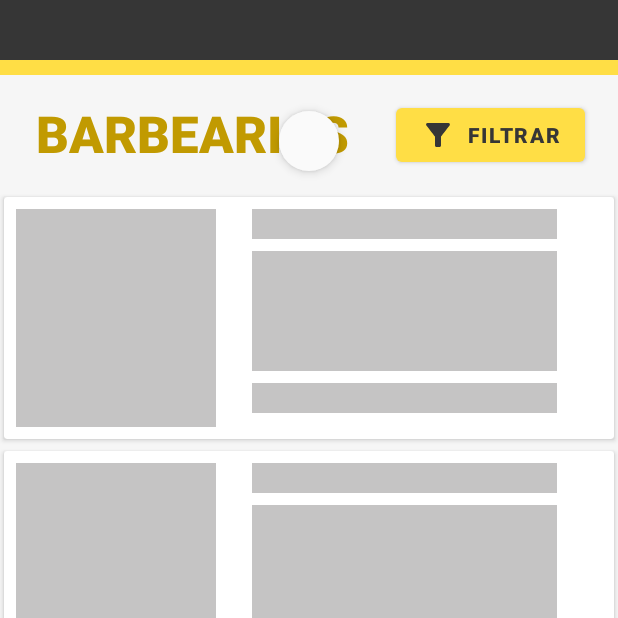
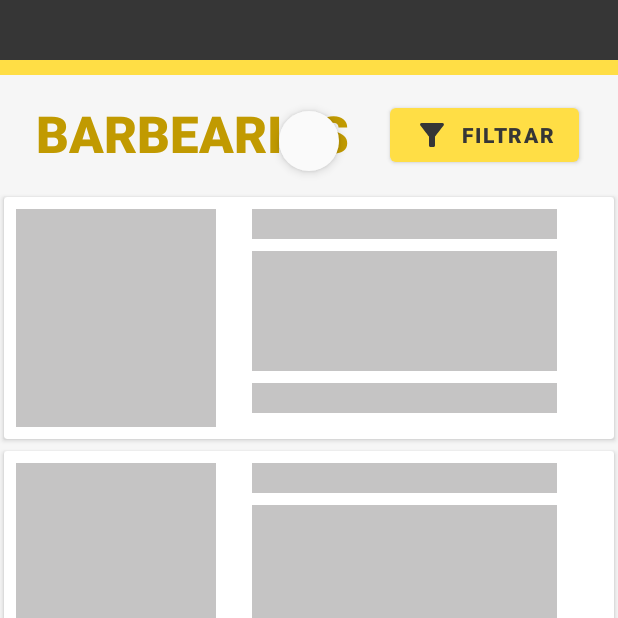
Before and after one commit to GuilhermePCastro/NaRegua_App, an Android app: the screen it shows after launch (MainActivity), on a phone screen of 412 x 824 dp, the top half of it. Run offline under Robolectric (Android 15) with nearby library versions, the phone set to English and light mode, and no system bars; our stand-ins replace Picasso, Shimmer; libraries missing offline, so code that uses them is left out: com.facebook.shimmer; pictures from the network do not load.

Commit message:
AJUSTES DE DESIGNER

```diff
--- a/app/src/main/res/layout/activity_splash.xml
+++ b/app/src/main/res/layout/activity_splash.xml
@@ -9,7 +9,7 @@
 
     <ImageView
         android:id="@+id/imageView"
-        android:layout_width="520dp"
+        android:layout_width="wrap_content"
         android:layout_height="wrap_content"
         app:layout_constraintBottom_toTopOf="@+id/cardView2"
         app:layout_constraintEnd_toEndOf="parent"
--- a/app/src/main/res/layout/fragment_lista_barbearias.xml
+++ b/app/src/main/res/layout/fragment_lista_barbearias.xml
@@ -69,6 +69,7 @@
             android:layout_height="wrap_content"
             android:layout_marginStart="8dp"
             android:layout_marginTop="16dp"
+            android:layout_marginEnd="8dp"
             android:text="Filtrar"
             android:textColor="@color/preto1"
             android:textStyle="bold"
--- a/app/src/main/res/layout/fragment_perfil_barbearia.xml
+++ b/app/src/main/res/layout/fragment_perfil_barbearia.xml
@@ -61,7 +61,7 @@
                 android:id="@+id/imgBarbeariaPerfil"
                 android:layout_width="180dp"
                 android:layout_height="180dp"
-                android:layout_marginLeft="65dp"
+                android:layout_gravity="center"
                 android:layout_marginTop="16dp"
                 android:layout_marginBottom="8dp"
                 tools:src="@tools:sample/avatars" />
--- a/app/src/main/res/values-night/themes.xml
+++ b/app/src/main/res/values-night/themes.xml
@@ -1,17 +1,22 @@
 <resources xmlns:tools="http://schemas.android.com/tools">
     <!-- Base application theme. -->
-    <style name="Theme.NaRegua" parent="Theme.MaterialComponents.DayNight.DarkActionBar">
+    <style name="Theme.NaRegua" parent="Theme.MaterialComponents.DayNight.NoActionBar">
         <!-- Primary brand color. -->
-        <item name="colorPrimary">@color/purple_200</item>
-        <item name="colorPrimaryVariant">@color/purple_700</item>
-        <item name="colorOnPrimary">@color/black</item>
+        <item name="colorPrimary">@color/amarelo1</item>
+        <item name="colorPrimaryVariant">@color/preto1</item>
+        <item name="colorOnPrimary">@color/white</item>
         <!-- Secondary brand color. -->
         <item name="colorSecondary">@color/teal_200</item>
-        <item name="colorSecondaryVariant">@color/teal_200</item>
+        <item name="colorSecondaryVariant">@color/teal_700</item>
         <item name="colorOnSecondary">@color/black</item>
         <!-- Status bar color. -->
         <item name="android:statusBarColor" tools:targetApi="l">?attr/colorPrimaryVariant</item>
         <!-- Customize your theme here. -->
+
+        <item name="android:displayOptions">useLogo|showHome</item>
     </style>
 
+    <style name="AppCompat.TelaCheia" parent="Theme.AppCompat.NoActionBar">
+        <item name="android:windowFullscreen">true</item>
+    </style>
 </resources>
```
